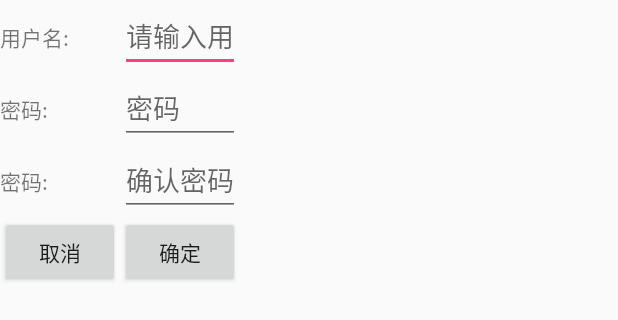
After one commit to ykkxdu/AppTask, an Android app: the layout regisitry_user_layout.xml on its own in the app's theme, with its tools: preview values and no code run, on a phone screen of 412 x 824 dp. The commit adds this screen. Shown: the top 320 px of the screen. Run offline under Robolectric (Android 15) with nearby library versions, the phone set to English and light mode, and no system bars.

Commit message:
添加注册界面

```diff
--- a/app/src/main/java/lwc/xihang/com/apptask/entity/InspectionTask.java
+++ b/app/src/main/java/lwc/xihang/com/apptask/entity/InspectionTask.java
@@ -46,7 +46,8 @@ public class InspectionTask {
         this.delete = delete;
     }
 
-    public InspectionTask(String num,String id,
+    public InspectionTask(String num,
+                          String id,
                           String taskName,
                           String taskContent,
                           String finishTime,
--- a/app/src/main/java/lwc/xihang/com/apptask/utils/Configuration.java
+++ b/app/src/main/java/lwc/xihang/com/apptask/utils/Configuration.java
@@ -5,7 +5,6 @@ package lwc.xihang.com.apptask.utils;
  */
 
 public class Configuration {
-
     public static final Boolean DEBUG = true;
     public static final String HTTP_BASE_URL = "http://47.105.175.66:6001/";
     public static final String HTTP_CACHE_NAME = "lwc_xihang_cache";
--- /dev/null
+++ b/app/src/main/res/layout/regisitry_user_layout.xml
@@ -0,0 +1,67 @@
+<?xml version="1.0" encoding="utf-8"?>
+<LinearLayout xmlns:android="http://schemas.android.com/apk/res/android"
+    android:layout_width="match_parent"
+    android:layout_height="match_parent"
+    android:orientation="vertical">
+    <LinearLayout
+        android:layout_width="wrap_content"
+        android:layout_height="wrap_content"
+        android:orientation="horizontal">
+        <TextView
+            android:layout_width="80dp"
+            android:layout_height="wrap_content"
+            android:text="用户名:"/>
+        <EditText
+            android:id="@+id/registry_username_id"
+            android:layout_width="80dp"
+            android:layout_height="wrap_content"
+            android:singleLine="true"
+            android:hint="请输入用户名"/>
+    </LinearLayout>
+    <LinearLayout
+        android:layout_width="wrap_content"
+        android:layout_height="wrap_content"
+        android:orientation="horizontal">
+        <TextView
+            android:layout_width="80dp"
+            android:layout_height="wrap_content"
+            android:text="密码:"/>
+        <EditText
+            android:id="@+id/registry_password_id"
+            android:layout_width="80dp"
+            android:layout_height="wrap_content"
+            android:singleLine="true"
+            android:hint="密码"/>
+    </LinearLayout>
+    <LinearLayout
+        android:layout_width="wrap_content"
+        android:layout_height="wrap_content"
+        android:orientation="horizontal">
+        <TextView
+            android:layout_width="80dp"
+            android:layout_height="wrap_content"
+            android:text="密码:"/>
+        <EditText
+            android:id="@+id/registry_confirm_password_id"
+            android:layout_width="80dp"
+            android:layout_height="wrap_content"
+            android:singleLine="true"
+            android:hint="确认密码"/>
+    </LinearLayout>
+    <LinearLayout
+        android:layout_width="wrap_content"
+        android:layout_height="wrap_content"
+        android:orientation="horizontal">
+        <Button
+            android:id="@+id/cancel_user_id"
+            android:layout_width="80dp"
+            android:layout_height="wrap_content"
+            android:text="取消"/>
+        <Button
+            android:id="@+id/save_user_id"
+            android:layout_width="80dp"
+            android:layout_height="wrap_content"
+            android:text="确定"/>
+    </LinearLayout>
+
+</LinearLayout>
```
Also changed, not shown: app/src/main/java/lwc/xihang/com/apptask/database/OperationDBInspectionTask.java (+9 -2 lines), app/src/main/java/lwc/xihang/com/apptask/service/RegistryUserService.java (added, +18 -0 lines), app/src/main/java/lwc/xihang/com/apptask/service/UploadTaskResultService.java (added, +20 -0 lines), app/src/main/java/lwc/xihang/com/apptask/ui/activity/MainActivity.java (+16 -5 lines), app/src/main/java/lwc/xihang/com/apptask/ui/vm/InspectionTaskItemViewModel.java (+5 -7 lines), app/src/main/java/lwc/xihang/com/apptask/ui/vm/InspectionTaskViewModel.java (+16 -5 lines), app/src/main/java/lwc/xihang/com/apptask/ui/vm/LoginViewModel.java (+91 -3 lines), app/src/main/java/lwc/xihang/com/apptask/ui/vm/MainViewModel.java (+115 -13 lines), app/src/main/res/layout/activity_login.xml (+10 -2 lines).
